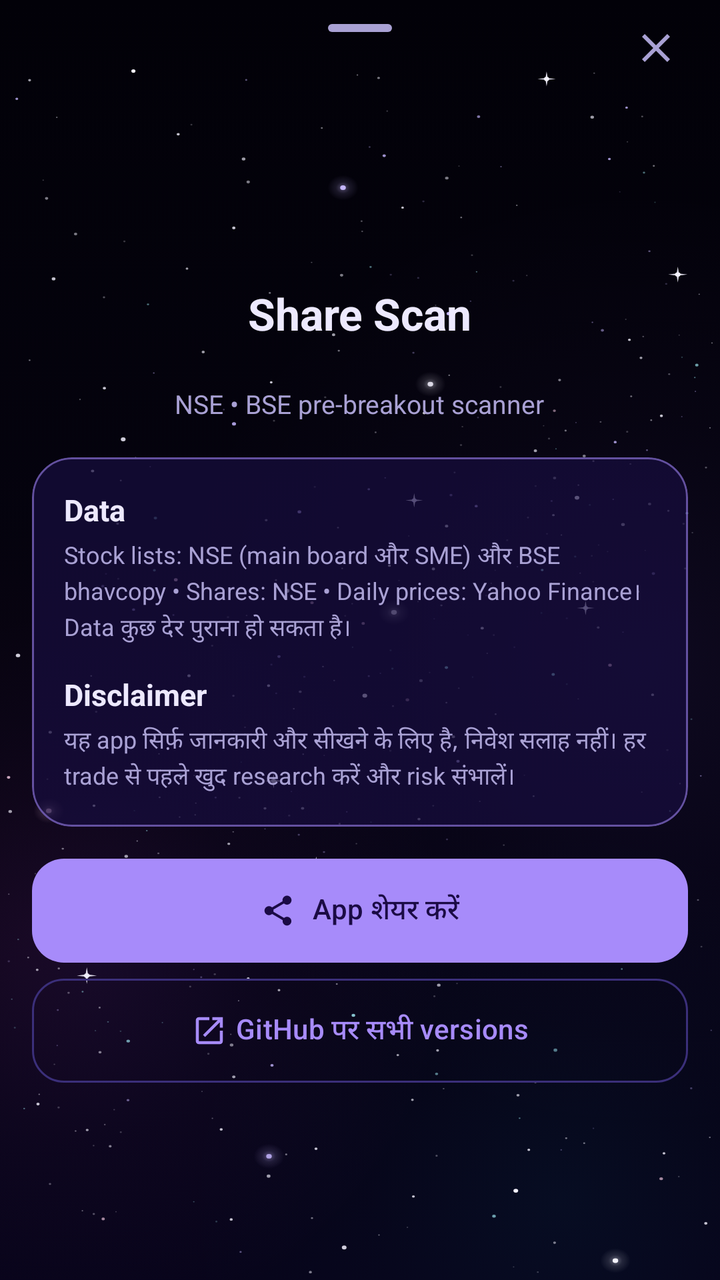
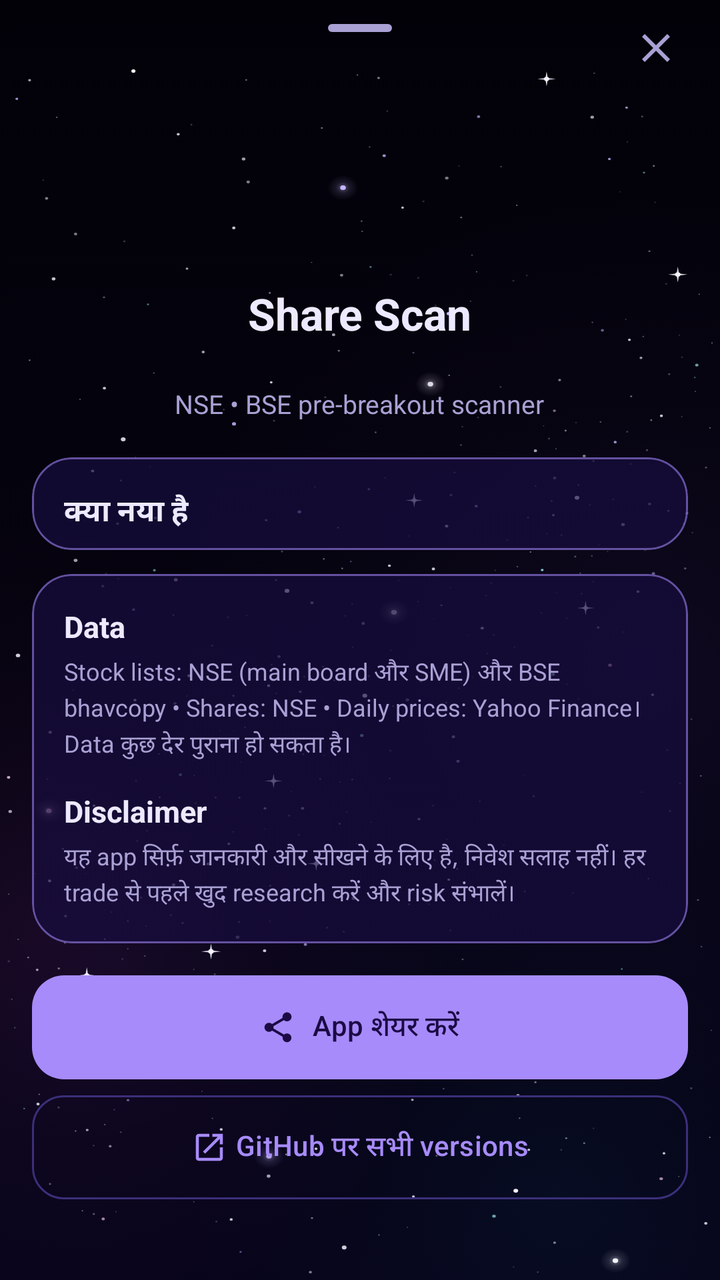

Screens rendered from an Android XML layout before and after an edit, with the pre-edit source and the edit as a unified diff.
<!-- AndroidManifest.xml: application theme Theme.ShareScan -->
<!-- res/layout/sheet_about.xml -->
<?xml version="1.0" encoding="utf-8"?>
<LinearLayout xmlns:android="http://schemas.android.com/apk/res/android"
    xmlns:app="http://schemas.android.com/apk/res-auto"
    android:layout_width="match_parent"
    android:layout_height="wrap_content"
    android:orientation="vertical">

    <include
        android:id="@+id/sheetTopBar"
        layout="@layout/sheet_top_bar" />

    <androidx.core.widget.NestedScrollView
        android:layout_width="match_parent"
        android:layout_height="wrap_content">

        <LinearLayout
            android:layout_width="match_parent"
            android:layout_height="wrap_content"
            android:gravity="center_horizontal"
            android:orientation="vertical"
            android:paddingHorizontal="16dp"
            android:paddingBottom="20dp">

            <ImageView
                android:layout_width="84dp"
                android:layout_height="84dp"
                android:importantForAccessibility="no"
                android:src="@mipmap/ic_launcher" />

            <TextView
                android:layout_width="wrap_content"
                android:layout_height="wrap_content"
                android:layout_marginTop="10dp"
                android:text="@string/app_name"
                android:textColor="@color/text_primary"
                android:textSize="22sp"
                android:textStyle="bold" />

            <TextView
                android:id="@+id/aboutVersion"
                android:layout_width="wrap_content"
                android:layout_height="wrap_content"
                android:layout_marginTop="2dp"
                android:fontFeatureSettings="tnum"
                android:textColor="@color/brand_primary"
                android:textSize="13sp" />

            <TextView
                android:layout_width="wrap_content"
                android:layout_height="wrap_content"
                android:layout_marginTop="2dp"
                android:text="@string/app_tagline"
                android:textColor="@color/text_secondary"
                android:textSize="13sp" />

            <com.google.android.material.card.MaterialCardView
                style="@style/ShareScanCard"
                android:layout_width="match_parent"
                android:layout_height="wrap_content"
                android:layout_marginTop="18dp">

                <LinearLayout
                    android:layout_width="match_parent"
                    android:layout_height="wrap_content"
                    android:orientation="vertical"
                    android:padding="16dp">

                    <TextView
                        style="@style/SettingsRowTitle"
                        android:layout_width="wrap_content"
                        android:layout_height="wrap_content"
                        android:text="@string/about_data_title" />

                    <TextView
                        style="@style/SettingsRowBody"
                        android:layout_width="match_parent"
                        android:layout_height="wrap_content"
                        android:layout_marginTop="4dp"
                        android:text="@string/about_data_body" />

                    <TextView
                        style="@style/SettingsRowTitle"
                        android:layout_width="wrap_content"
                        android:layout_height="wrap_content"
                        android:layout_marginTop="14dp"
                        android:text="@string/about_disclaimer_title" />

                    <TextView
                        style="@style/SettingsRowBody"
                        android:layout_width="match_parent"
                        android:layout_height="wrap_content"
                        android:layout_marginTop="4dp"
                        android:text="@string/help_disclaimer" />
                </LinearLayout>
            </com.google.android.material.card.MaterialCardView>

            <com.google.android.material.button.MaterialButton
                android:id="@+id/aboutShare"
                android:stateListAnimator="@animator/press_scale_soft"
                android:layout_width="match_parent"
                android:layout_height="52dp"
                android:layout_marginTop="16dp"
                android:insetTop="0dp"
                android:insetBottom="0dp"
                android:text="@string/menu_share"
                android:textAllCaps="false"
                app:cornerRadius="16dp"
                app:icon="@drawable/ic_share"
                app:iconGravity="textStart" />

            <com.google.android.material.button.MaterialButton
                android:id="@+id/aboutReleases"
                android:stateListAnimator="@animator/press_scale_soft"
                style="@style/Widget.ShareScan.OutlinedButton"
                android:layout_width="match_parent"
                android:layout_height="52dp"
                android:layout_marginTop="8dp"
                android:insetTop="0dp"
                android:insetBottom="0dp"
                android:text="@string/about_releases"
                android:textAllCaps="false"
                app:cornerRadius="16dp"
                app:icon="@drawable/ic_open_in_new"
                app:iconGravity="textStart" />
        </LinearLayout>
    </androidx.core.widget.NestedScrollView>
</LinearLayout>
<!-- res/layout/sheet_top_bar.xml (included above) -->
<?xml version="1.0" encoding="utf-8"?>
<FrameLayout xmlns:android="http://schemas.android.com/apk/res/android"
    xmlns:app="http://schemas.android.com/apk/res-auto"
    android:layout_width="match_parent"
    android:layout_height="wrap_content">

    <com.google.android.material.bottomsheet.BottomSheetDragHandleView
        android:layout_width="match_parent"
        android:layout_height="wrap_content" />

    <ImageButton
        android:id="@+id/sheetBack"
        android:layout_width="48dp"
        android:layout_height="48dp"
        android:layout_gravity="start|center_vertical"
        android:layout_marginStart="8dp"
        android:background="?attr/selectableItemBackgroundBorderless"
        android:contentDescription="@string/sheet_back"
        android:src="@drawable/ic_arrow_back"
        android:visibility="gone"
        app:tint="@color/text_primary" />

    <ImageButton
        android:id="@+id/sheetClose"
        android:layout_width="48dp"
        android:layout_height="48dp"
        android:layout_gravity="end|center_vertical"
        android:layout_marginEnd="8dp"
        android:background="?attr/selectableItemBackgroundBorderless"
        android:contentDescription="@string/sheet_close"
        android:src="@drawable/ic_close"
        app:tint="@color/text_secondary" />
</FrameLayout>
<!-- resources referenced by this layout -->
<resources>
  <string name="about_data_body">Stock lists: NSE (main board और SME) और BSE bhavcopy • Shares: NSE • Daily prices: Yahoo Finance। Data कुछ देर पुराना हो सकता है।</string>
  <string name="about_data_title">Data</string>
  <string name="about_disclaimer_title">Disclaimer</string>
  <string name="about_releases">GitHub पर सभी versions</string>
  <string name="app_name">Share Scan</string>
  <string name="app_tagline">NSE • BSE pre-breakout scanner</string>
  <string name="help_disclaimer">यह app सिर्फ़ जानकारी और सीखने के लिए है, निवेश सलाह नहीं। हर trade से पहले खुद research करें और risk संभालें।</string>
  <string name="menu_share">App शेयर करें</string>
  <string name="sheet_back">वापस मेन्यू पर</string>
  <string name="sheet_close">बंद करें</string>
  <style name="SettingsRowBody">
          <item name="android:layout_marginTop">2dp</item>
          <item name="android:lineSpacingExtra">2dp</item>
          <item name="android:textColor">@color/text_secondary</item>
          <item name="android:textSize">12sp</item>
      </style>
  <style name="SettingsRowTitle">
          <item name="android:textColor">@color/text_primary</item>
          <item name="android:textSize">15sp</item>
          <item name="android:textStyle">bold</item>
      </style>
  <style name="Widget.ShareScan.OutlinedButton" parent="Widget.Material3.Button.OutlinedButton">
          <item name="android:stateListAnimator">@animator/press_scale</item>
      </style>
  <color name="galaxy_accent">#A78BFA</color>
  <color name="galaxy_on_accent">#1B0B45</color>
  <color name="galaxy_accent_container">#3B2381</color>
  <color name="galaxy_on_accent_container">#EDE9FE</color>
  <color name="galaxy_primary_inverse">#5B3FD0</color>
  <color name="galaxy_cyan">#22D3EE</color>
  <color name="galaxy_magenta">#F472B6</color>
  <color name="galaxy_bg">#020108</color>
  <color name="galaxy_surface_high">#1D1347</color>
  <color name="galaxy_surface_lowest">#010005</color>
  <color name="galaxy_surface_low">#0E0829</color>
  <color name="galaxy_surface">#150D3A</color>
  <color name="galaxy_surface_highest">#271A58</color>
  <color name="galaxy_text">#EDE9FE</color>
  <color name="galaxy_text_soft">#A9A1D4</color>
  <color name="galaxy_outline">#3B2F7A</color>
  <color name="bear">#FB7185</color>
  <color name="galaxy_card">#B3170E3F</color>
  <color name="galaxy_card_stroke">#8CA78BFA</color>
  <color name="galaxy_sheet">#E0120A33</color>
  <color name="galaxy_track">#2A1E5E</color>
  <style name="Widget.ShareScan.Button" parent="Widget.Material3.Button">
          <item name="android:stateListAnimator">@animator/press_scale</item>
      </style>
  <style name="Widget.ShareScan.ImageButton" parent="Widget.AppCompat.ImageButton">
          <item name="android:stateListAnimator">@animator/press_scale</item>
      </style>
  <style name="ThemeOverlay.ShareScan.Dialog" parent="ThemeOverlay.Material3.MaterialAlertDialog">
          <item name="buttonBarPositiveButtonStyle">@style/Widget.ShareScan.DialogButton</item>
          <item name="buttonBarNegativeButtonStyle">@style/Widget.ShareScan.DialogButton</item>
      </style>
  <style name="Widget.ShareScan.BottomSheet" parent="Widget.Material3.BottomSheet.Modal">
          <item name="backgroundTint">@color/glass_sheet</item>
      </style>
  <color name="hero_glass_mid">#666A22B5</color>
  <color name="hero_glass_end">#5908718F</color>
  <color name="hero_glass_start">#5922104E</color>
  <style name="Widget.ShareScan.DialogButton" parent="Widget.Material3.Button.TextButton.Dialog">
          <item name="android:stateListAnimator">@animator/press_scale</item>
      </style>
  <color name="glass_sheen">#2EFFFFFF</color>
  <color name="glass_rim">#59FFFFFF</color>
  <!-- unchanged entries left out for length: 31 -->
</resources>

<!-- the commit's change to res/layout/sheet_about.xml (unified diff, before → after) -->
@@ -53,11 +53,50 @@
                 android:textColor="@color/text_secondary"
                 android:textSize="13sp" />
 
+            
+            <com.google.android.material.card.MaterialCardView
+                android:id="@+id/aboutUpdatesCard"
+                style="@style/ShareScanCard"
+                android:layout_width="match_parent"
+                android:layout_height="wrap_content"
+                android:layout_marginTop="18dp">
+
+                <LinearLayout
+                    android:layout_width="match_parent"
+                    android:layout_height="wrap_content"
+                    android:orientation="vertical"
+                    android:paddingHorizontal="16dp"
+                    android:paddingTop="16dp"
+                    android:paddingBottom="8dp">
+
+                    <TextView
+                        style="@style/SettingsRowTitle"
+                        android:layout_width="wrap_content"
+                        android:layout_height="wrap_content"
+                        android:text="@string/about_updates_title" />
+
+                    <LinearLayout
+                        android:id="@+id/aboutUpdates"
+                        android:layout_width="match_parent"
+                        android:layout_height="wrap_content"
+                        android:orientation="vertical" />
+
+                    <com.google.android.material.button.MaterialButton
+                        android:id="@+id/aboutUpdatesMore"
+                        style="@style/Widget.ShareScan.TextButton"
+                        android:layout_width="wrap_content"
+                        android:layout_height="wrap_content"
+                        android:layout_marginTop="2dp"
+                        android:textAllCaps="false"
+                        android:visibility="gone" />
+                </LinearLayout>
+            </com.google.android.material.card.MaterialCardView>
+
             <com.google.android.material.card.MaterialCardView
                 style="@style/ShareScanCard"
                 android:layout_width="match_parent"
                 android:layout_height="wrap_content"
-                android:layout_marginTop="18dp">
+                android:layout_marginTop="12dp">
 
                 <LinearLayout
                     android:layout_width="match_parent"
<!-- resource entries referenced after the edit -->
@@ -4,6 +4,7 @@
   <string name="about_data_title">Data</string>
   <string name="about_disclaimer_title">Disclaimer</string>
   <string name="about_releases">GitHub पर सभी versions</string>
+  <string name="about_updates_title">क्या नया है</string>
   <string name="app_name">Share Scan</string>
   <string name="app_tagline">NSE • BSE pre-breakout scanner</string>
   <string name="help_disclaimer">यह app सिर्फ़ जानकारी और सीखने के लिए है, निवेश सलाह नहीं। हर trade से पहले खुद research करें और risk संभालें।</string>
@@ -22,6 +23,9 @@
           <item name="android:textStyle">bold</item>
       </style>
   <style name="Widget.ShareScan.OutlinedButton" parent="Widget.Material3.Button.OutlinedButton">
+          <item name="android:stateListAnimator">@animator/press_scale</item>
+      </style>
+  <style name="Widget.ShareScan.TextButton" parent="Widget.Material3.Button.TextButton">
           <item name="android:stateListAnimator">@animator/press_scale</item>
       </style>
   <color name="galaxy_accent">#A78BFA</color>
